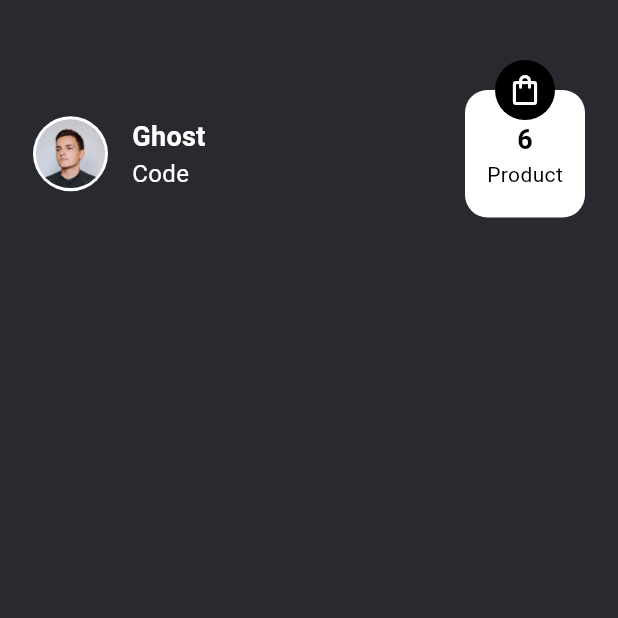
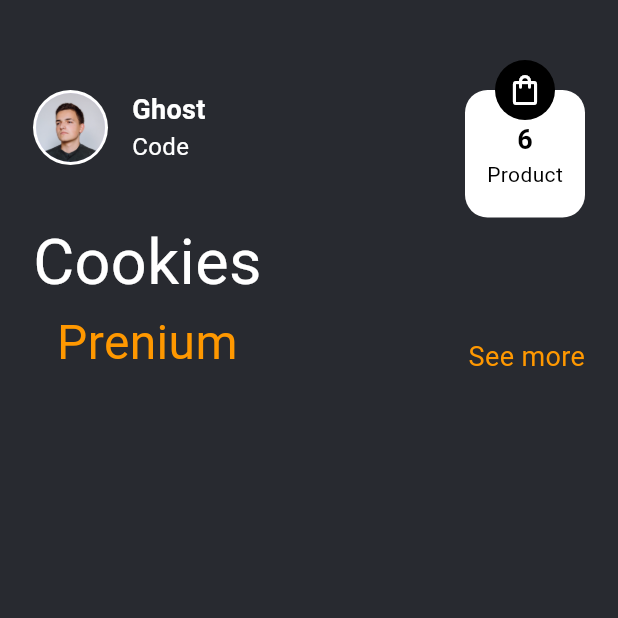
Before and after one commit to abdGhost/cookies_UI, a Flutter app: the screen it shows after launch, on a phone screen of 412 x 824 dp, the top half of it. Run offline on Flutter 3.47's test engine with Material 2 defaults, Android fonts, the phone set to English and light mode, and no system bars.

Commit message:
Worked on cookies_bar_widget

```diff
--- a/lib/views/home/home_screen.dart
+++ b/lib/views/home/home_screen.dart
@@ -4,6 +4,7 @@ import 'package:flutter/material.dart';
 import '../../widgets/avatar_widget.dart';
 import '../../widgets/card_widget.dart';
 import '../../widgets/personal_info_widget.dart';
+import '../../widgets/cookies_bar.dart';
 
 class HomeScreen extends StatelessWidget {
   const HomeScreen({super.key});
@@ -17,6 +18,7 @@ class HomeScreen extends StatelessWidget {
         child: Column(
           children: [
             Row(
+              crossAxisAlignment: CrossAxisAlignment.start,
               children: [
                 AvatarWidget(),
                 SizedBox(
@@ -24,9 +26,10 @@ class HomeScreen extends StatelessWidget {
                 ),
                 PersonalInfoWidget(),
                 Spacer(),
-                CartWidget()
+                CartWidget(),
               ],
-            )
+            ),
+            CookiesBar()
           ],
         ),
       ),
--- /dev/null
+++ b/lib/widgets/cookies_bar.dart
@@ -0,0 +1,33 @@
+import 'package:flutter/material.dart';
+
+class CookiesBar extends StatelessWidget {
+  const CookiesBar({
+    super.key,
+  });
+
+  @override
+  Widget build(BuildContext context) {
+    return const Row(
+      mainAxisAlignment: MainAxisAlignment.spaceBetween,
+      crossAxisAlignment: CrossAxisAlignment.end,
+      children: [
+        Column(
+          children: [
+            Text(
+              'Cookies',
+              style: TextStyle(fontSize: 42, color: Colors.white),
+            ),
+            Text(
+              'Prenium',
+              style: TextStyle(fontSize: 32, color: Colors.orange),
+            ),
+          ],
+        ),
+        Text(
+          'See more',
+          style: TextStyle(fontSize: 18, color: Colors.orange),
+        ),
+      ],
+    );
+  }
+}
--- /dev/null
+++ b/lib/widgets/cookies_card_widget.dart
@@ -0,0 +1,12 @@
+import 'package:cookies_ui_app/models/cookies.dart';
+import 'package:flutter/material.dart';
+
+class CookiesCardWidget extends StatelessWidget {
+  final Cookie cookie;
+  const CookiesCardWidget({super.key, required this.cookie});
+
+  @override
+  Widget build(BuildContext context) {
+    return const Placeholder();
+  }
+}
```
